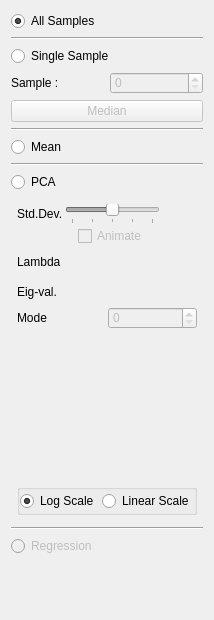
The window that Studio/src/Application/Analysis/AnalysisTool.ui (SCIInstitute/ShapeWorks) describes before a commit, drawn with Qt 5.
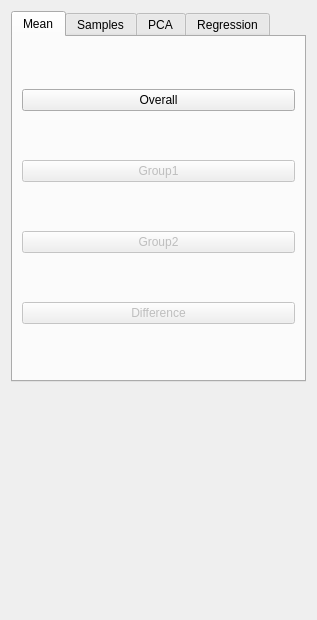
The same window after the commit. Custom widgets are drawn as their Qt base class.

Commit message:
Reorganize analysis tab to be more like View2.
Allows a lot more space for controls and stuff.

Patch:
```diff
--- a/Studio/src/Application/Analysis/AnalysisTool.ui
+++ b/Studio/src/Application/Analysis/AnalysisTool.ui
@@ -6,7 +6,7 @@
    <rect>
     <x>0</x>
     <y>0</y>
-    <width>214</width>
+    <width>317</width>
     <height>620</height>
    </rect>
   </property>
@@ -281,48 +281,84 @@
   </property>
   <layout class="QVBoxLayout" name="verticalLayout">
    <item>
+    <widget class="QTabWidget" name="tabWidget">
+     <property name="currentIndex">
+      <number>0</number>
+     </property>
+     <widget class="QWidget" name="mean_tab">
+      <attribute name="title">
+       <string>Mean</string>
+      </attribute>
+      <layout class="QGridLayout" name="gridLayout">
+       <item row="3" column="0">
+        <widget class="QPushButton" name="difference_button">
+         <property name="enabled">
+          <bool>false</bool>
+         </property>
+         <property name="text">
+          <string>Difference</string>
+         </property>
+        </widget>
+       </item>
+       <item row="0" column="0">
+        <widget class="QPushButton" name="overall_button">
+         <property name="enabled">
+          <bool>true</bool>
+         </property>
+         <property name="text">
+          <string>Overall</string>
+         </property>
+        </widget>
+       </item>
+       <item row="1" column="0">
+        <widget class="QPushButton" name="difference_button_2">
+         <property name="enabled">
+          <bool>false</bool>
+         </property>
+         <property name="text">
+          <string>Group1</string>
+         </property>
+        </widget>
+       </item>
+       <item row="2" column="0">
+        <widget class="QPushButton" name="difference_button_3">
+         <property name="enabled">
+          <bool>false</bool>
+         </property>
+         <property name="text">
+          <string>Group2</string>
+         </property>
+        </widget>
+       </item>
+      </layout>
+     </widget>
+     <widget class="QWidget" name="samples_tab">
+      <attribute name="title">
+       <string>Samples</string>
+      </attribute>
+      <layout class="QGridLayout" name="gridLayout_4">
+       <item row="1" column="1">
+        <widget class="QSpinBox" name="sampleSpinBox">
+         <property name="enabled">
+          <bool>false</bool>
+         </property>
+        </widget>
+       </item>
+       <item row="1" column="0">
+        <widget class="QRadioButton" name="singleSamplesRadio">
+         <property name="text">
+          <string>Single Sample:</string>
+         </property>
+        </widget>
+       </item>
+       <item row="0" column="0">
     <widget class="QRadioButton" name="allSamplesRadio">
      <property name="text">
       <string>All Samples</string>
      </property>
-     <property name="checked">
-      <bool>true</bool>
-     </property>
-    </widget>
-   </item>
-   <item>
-    <widget class="Line" name="line">
-     <property name="orientation">
-      <enum>Qt::Horizontal</enum>
-     </property>
-    </widget>
-   </item>
-   <item>
-    <widget class="QRadioButton" name="singleSamplesRadio">
-     <property name="text">
-      <string>Single Sample</string>
-     </property>
-    </widget>
-   </item>
-   <item>
-    <layout class="QHBoxLayout" name="horizontalLayout_8">
-     <item>
-      <widget class="QLabel" name="label_2">
-       <property name="text">
-        <string>Sample :</string>
-       </property>
-      </widget>
-     </item>
-     <item>
-      <widget class="QSpinBox" name="sampleSpinBox">
-       <property name="enabled">
-        <bool>false</bool>
-       </property>
-      </widget>
-     </item>
-    </layout>
-   </item>
-   <item>
+        </widget>
+       </item>
+       <item row="2" column="0" colspan="2">
     <widget class="QPushButton" name="medianButton">
      <property name="enabled">
       <bool>false</bool>
@@ -332,35 +368,14 @@
      </property>
     </widget>
    </item>
-   <item>
-    <widget class="Line" name="line_2">
-     <property name="orientation">
-      <enum>Qt::Horizontal</enum>
-     </property>
-    </widget>
-   </item>
-   <item>
-    <widget class="QRadioButton" name="meanRadio">
-     <property name="text">
-      <string>Mean</string>
-     </property>
-    </widget>
-   </item>
-   <item>
-    <widget class="Line" name="line_3">
-     <property name="orientation">
-      <enum>Qt::Horizontal</enum>
-     </property>
-    </widget>
-   </item>
-   <item>
-    <widget class="QRadioButton" name="pcaRadio">
-     <property name="text">
+      </layout>
+     </widget>
+     <widget class="QWidget" name="pca_tab">
+      <attribute name="title">
       <string>PCA</string>
-     </property>
-    </widget>
-   </item>
-   <item>
+      </attribute>
+      <layout class="QGridLayout" name="gridLayout_2">
+       <item row="0" column="0">
     <widget class="QWidget" name="pcaContent" native="true">
      <layout class="QVBoxLayout" name="verticalLayout_22">
       <property name="spacing">
@@ -636,21 +651,13 @@
      </layout>
     </widget>
    </item>
-   <item>
-    <widget class="Line" name="line_4">
-     <property name="orientation">
-      <enum>Qt::Horizontal</enum>
-     </property>
-    </widget>
-   </item>
-   <item>
-    <widget class="QRadioButton" name="regressionRadio">
-     <property name="enabled">
-      <bool>false</bool>
-     </property>
-     <property name="text">
+      </layout>
+     </widget>
+     <widget class="QWidget" name="regression_tab">
+      <attribute name="title">
       <string>Regression</string>
-     </property>
+      </attribute>
+     </widget>
     </widget>
    </item>
    <item>
```
Left out of the diff: 12 changed lines with no effect on the pictures. Lines whose indentation alone changed are shown as unchanged. The commit also changes 3 other files.
